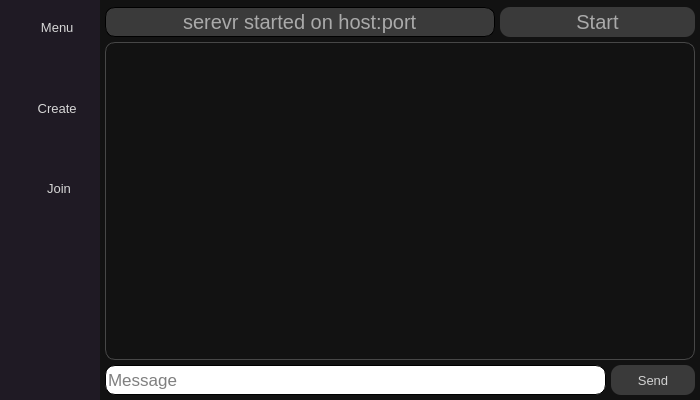
This is GUI/interface.ui in sea-rod/GUI-Chat-Application as Qt 5 draws it before an edit. The edited form follows.
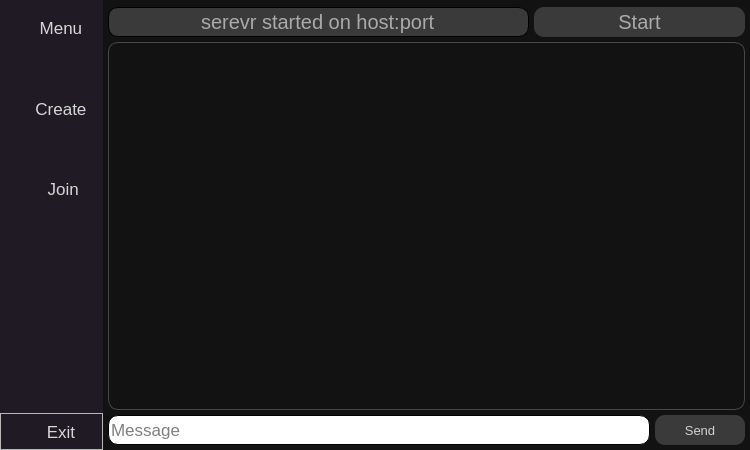
This is the edited form. Icons and pictures are not drawn.

Commit message: add exit button

Patch:
```diff
--- a/GUI/interface.ui
+++ b/GUI/interface.ui
@@ -6,8 +6,8 @@
    <rect>
     <x>0</x>
     <y>0</y>
-    <width>700</width>
-    <height>400</height>
+    <width>750</width>
+    <height>450</height>
    </rect>
   </property>
   <property name="windowTitle">
@@ -79,7 +79,7 @@
     <property name="bottomMargin">
      <number>0</number>
     </property>
-    <item>
+    <item alignment="Qt::AlignHCenter">
      <widget class="QWidget" name="sidebar" native="true">
       <property name="sizePolicy">
        <sizepolicy hsizetype="Fixed" vsizetype="Preferred">
@@ -87,47 +87,54 @@
         <verstretch>0</verstretch>
        </sizepolicy>
       </property>
+      <property name="minimumSize">
+       <size>
+        <width>100</width>
+        <height>0</height>
+       </size>
+      </property>
       <property name="styleSheet">
-       <string notr="true"/>
-      </property>
-      <layout class="QHBoxLayout" name="horizontalLayout_2">
-       <property name="spacing">
-        <number>0</number>
-       </property>
-       <property name="leftMargin">
-        <number>0</number>
-       </property>
-       <property name="topMargin">
-        <number>6</number>
-       </property>
-       <property name="rightMargin">
-        <number>0</number>
-       </property>
-       <property name="bottomMargin">
-        <number>6</number>
-       </property>
-       <item alignment="Qt::AlignLeft|Qt::AlignTop">
-        <widget class="QWidget" name="side_main" native="true">
-         <property name="sizePolicy">
-          <sizepolicy hsizetype="Fixed" vsizetype="Preferred">
-           <horstretch>0</horstretch>
-           <verstretch>0</verstretch>
-          </sizepolicy>
-         </property>
-         <property name="minimumSize">
-          <size>
-           <width>100</width>
-           <height>200</height>
-          </size>
-         </property>
-         <property name="styleSheet">
-          <string notr="true">QToolButton{
+       <string notr="true">QToolButton{
 border:none;
 color:rgb(214, 214, 214);
+padding:0 10;
 }
 QToolButton:hover{
 background-color:rgb(63, 2, 24);
 }</string>
+      </property>
+      <layout class="QVBoxLayout" name="verticalLayout_7">
+       <property name="spacing">
+        <number>0</number>
+       </property>
+       <property name="leftMargin">
+        <number>0</number>
+       </property>
+       <property name="topMargin">
+        <number>6</number>
+       </property>
+       <property name="rightMargin">
+        <number>0</number>
+       </property>
+       <property name="bottomMargin">
+        <number>0</number>
+       </property>
+       <item alignment="Qt::AlignTop">
+        <widget class="QWidget" name="side_main" native="true">
+         <property name="sizePolicy">
+          <sizepolicy hsizetype="MinimumExpanding" vsizetype="Preferred">
+           <horstretch>0</horstretch>
+           <verstretch>0</verstretch>
+          </sizepolicy>
+         </property>
+         <property name="minimumSize">
+          <size>
+           <width>100</width>
+           <height>200</height>
+          </size>
+         </property>
+         <property name="styleSheet">
+          <string notr="true"/>
          </property>
          <layout class="QVBoxLayout" name="verticalLayout">
           <property name="spacing">
@@ -167,7 +174,7 @@
             </property>
             <property name="font">
              <font>
-              <pointsize>10</pointsize>
+              <pointsize>13</pointsize>
              </font>
             </property>
             <property name="text">
@@ -226,7 +233,7 @@
             </property>
             <property name="font">
              <font>
-              <pointsize>10</pointsize>
+              <pointsize>13</pointsize>
              </font>
             </property>
             <property name="text">
@@ -282,7 +289,7 @@
             </property>
             <property name="font">
              <font>
-              <pointsize>10</pointsize>
+              <pointsize>13</pointsize>
              </font>
             </property>
             <property name="text">
@@ -306,6 +313,82 @@
          </layout>
         </widget>
        </item>
+       <item alignment="Qt::AlignBottom">
+        <widget class="QFrame" name="frame">
+         <property name="sizePolicy">
+          <sizepolicy hsizetype="MinimumExpanding" vsizetype="Preferred">
+           <horstretch>0</horstretch>
+           <verstretch>0</verstretch>
+          </sizepolicy>
+         </property>
+         <property name="minimumSize">
+          <size>
+           <width>100</width>
+           <height>0</height>
+          </size>
+         </property>
+         <property name="frameShape">
+          <enum>QFrame::StyledPanel</enum>
+         </property>
+         <property name="frameShadow">
+          <enum>QFrame::Raised</enum>
+         </property>
+         <layout class="QVBoxLayout" name="verticalLayout_8">
+          <property name="spacing">
+           <number>0</number>
+          </property>
+          <property name="leftMargin">
+           <number>0</number>
+          </property>
+          <property name="topMargin">
+           <number>0</number>
+          </property>
+          <property name="rightMargin">
+           <number>0</number>
+          </property>
+          <property name="bottomMargin">
+           <number>0</number>
+          </property>
+          <item>
+           <widget class="QToolButton" name="exit_btn">
+            <property name="sizePolicy">
+             <sizepolicy hsizetype="MinimumExpanding" vsizetype="Fixed">
+              <horstretch>0</horstretch>
+              <verstretch>0</verstretch>
+             </sizepolicy>
+            </property>
+            <property name="minimumSize">
+             <size>
+              <width>0</width>
+              <height>35</height>
+             </size>
+            </property>
+            <property name="font">
+             <font>
+              <pointsize>13</pointsize>
+             </font>
+            </property>
+            <property name="text">
+             <string>    Exit</string>
+            </property>
+            <property name="icon">
+             <iconset resource="../res/res.qrc">
+              <normaloff>:/icons/logout</normaloff>:/icons/logout</iconset>
+            </property>
+            <property name="iconSize">
+             <size>
+              <width>25</width>
+              <height>25</height>
+             </size>
+            </property>
+            <property name="toolButtonStyle">
+             <enum>Qt::ToolButtonFollowStyle</enum>
+            </property>
+           </widget>
+          </item>
+         </layout>
+        </widget>
+       </item>
       </layout>
      </widget>
     </item>
@@ -656,8 +739,8 @@
            <rect>
             <x>0</x>
             <y>0</y>
-            <width>590</width>
-            <height>318</height>
+            <width>640</width>
+            <height>368</height>
            </rect>
           </property>
           <property name="sizePolicy">
@@ -683,21 +766,6 @@
            <property name="bottomMargin">
             <number>0</number>
            </property>
-           <item>
-            <widget class="QWidget" name="recv_mess_area" native="true">
-             <property name="sizePolicy">
-              <sizepolicy hsizetype="Minimum" vsizetype="Preferred">
-               <horstretch>1</horstretch>
-               <verstretch>0</verstretch>
-              </sizepolicy>
-             </property>
-             <property name="styleSheet">
-              <string notr="true">background:transparent;
-border:0</string>
-             </property>
-             <layout class="QVBoxLayout" name="verticalLayout_4"/>
-            </widget>
-           </item>
            <item>
             <widget class="QWidget" name="send_mess_area" native="true">
              <property name="sizePolicy">
```
Left out of the diff: 2 changed lines with no effect on the pictures. The commit also changes 7 other files.
